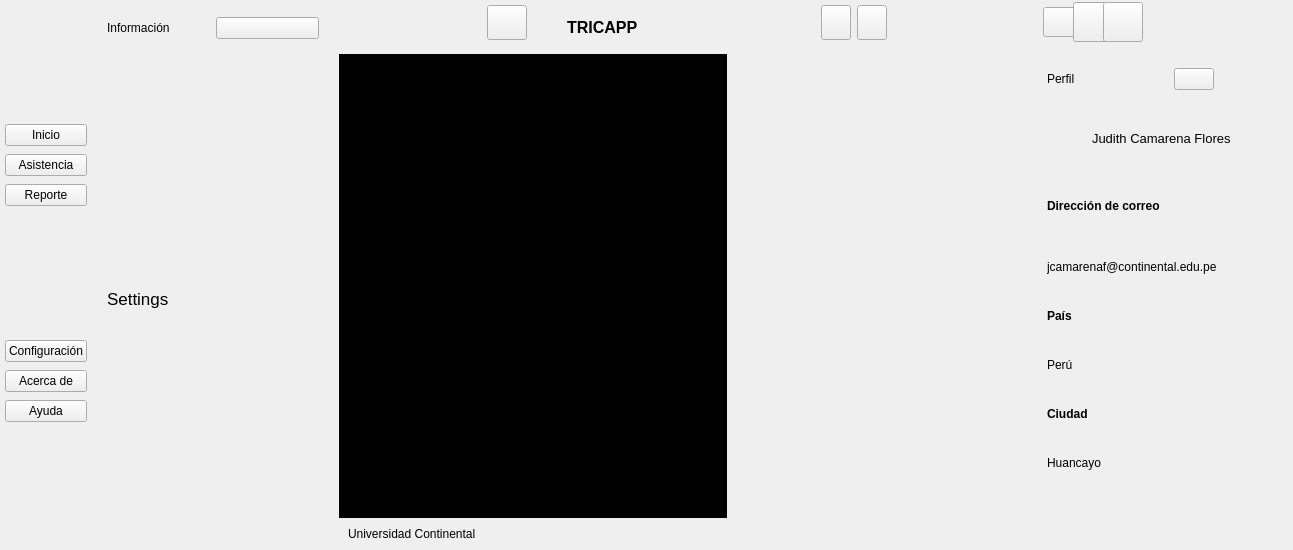
Old version of the form ui_files/UI_MainWindow.ui in the repository JosueDanielGarciaBetancourt/AsistenciaAutomaticaLectorBarras.
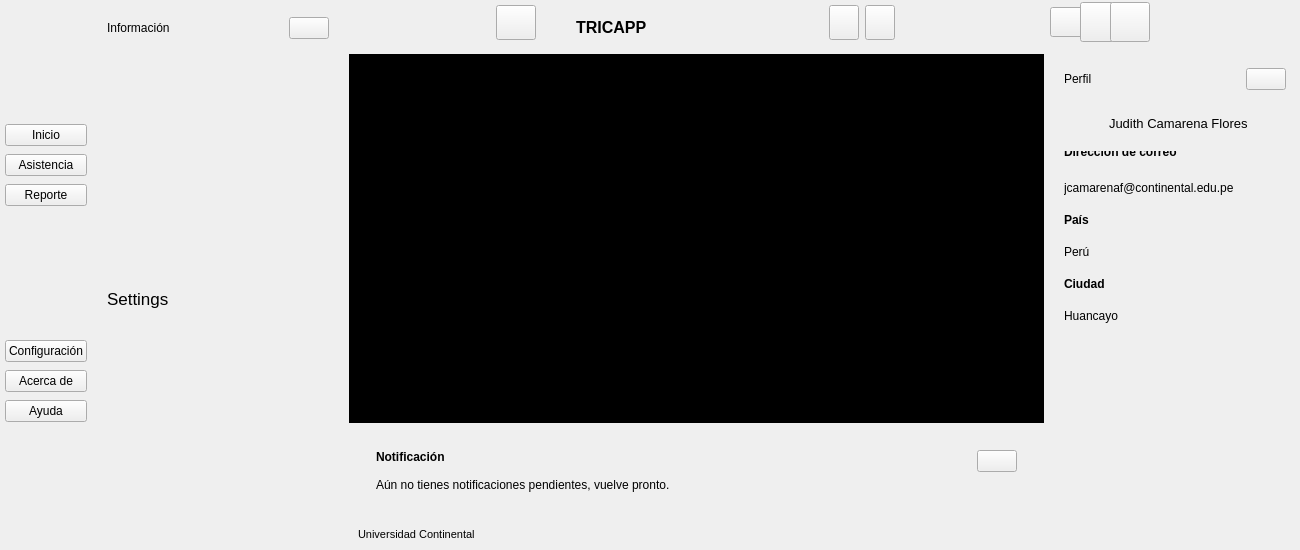
New version of the form. The open tabs and pages were chosen to show the change. Icons and pictures are not drawn.

```diff
--- a/ui_files/UI_MainWindow.ui
+++ b/ui_files/UI_MainWindow.ui
@@ -6,7 +6,7 @@
    <rect>
     <x>0</x>
     <y>0</y>
-    <width>1293</width>
+    <width>1300</width>
     <height>550</height>
    </rect>
   </property>
@@ -25,7 +25,7 @@
   <property name="maximumSize">
    <size>
     <width>1300</width>
-    <height>660</height>
+    <height>551</height>
    </size>
   </property>
   <property name="windowTitle">
@@ -458,7 +458,7 @@
                </property>
               </widget>
              </item>
-             <item>
+             <item alignment="Qt::AlignRight">
               <widget class="QPushButton" name="btnCloseMoreMenu">
                <property name="cursor">
                 <cursorShape>PointingHandCursor</cursorShape>
@@ -1050,14 +1050,53 @@
                  <height>0</height>
                 </size>
                </property>
+               <property name="maximumSize">
+                <size>
+                 <width>16777215</width>
+                 <height>16777215</height>
+                </size>
+               </property>
                <property name="styleSheet">
                 <string notr="true"/>
                </property>
                <property name="currentIndex">
-                <number>1</number>
+                <number>0</number>
                </property>
                <widget class="QWidget" name="page_6">
-                <layout class="QHBoxLayout" name="horizontalLayout_14">
+                <layout class="QVBoxLayout" name="verticalLayout_30">
+                 <property name="spacing">
+                  <number>0</number>
+                 </property>
+                 <property name="leftMargin">
+                  <number>0</number>
+                 </property>
+                 <property name="topMargin">
+                  <number>0</number>
+                 </property>
+                 <property name="rightMargin">
+                  <number>0</number>
+                 </property>
+                 <property name="bottomMargin">
+                  <number>0</number>
+                 </property>
+                 <item>
+                  <widget class="QWidget" name="widgetCursosWolf" native="true">
+                   <property name="minimumSize">
+                    <size>
+                     <width>0</width>
+                     <height>0</height>
+                    </size>
+                   </property>
+                   <property name="maximumSize">
+                    <size>
+                     <width>16777215</width>
+                     <height>16777215</height>
+                    </size>
+                   </property>
+                   <property name="styleSheet">
+                    <string notr="true">background-color: rgb(0, 0, 0);</string>
+                   </property>
+                   <layout class="QHBoxLayout" name="horizontalLayout_11">
                  <property name="spacing">
                   <number>0</number>
                  </property>
@@ -1078,14 +1117,20 @@
                    <property name="minimumSize">
                     <size>
                      <width>200</width>
-                     <height>100</height>
+                        <height>0</height>
+                       </size>
+                      </property>
+                      <property name="maximumSize">
+                       <size>
+                        <width>16777215</width>
+                        <height>16777215</height>
                     </size>
                    </property>
                    <property name="styleSheet">
                     <string notr="true">background-color: black;</string>
                    </property>
                    <layout class="QGridLayout" name="gridLayout">
-                    <item row="0" column="0">
+                       <item row="1" column="0">
                      <widget class="QLabel" name="lblSaludoInicio">
                       <property name="font">
                        <font>
@@ -1101,14 +1146,14 @@
                       </property>
                      </widget>
                     </item>
-                    <item row="1" column="0">
+                       <item row="2" column="0">
                      <widget class="QLabel" name="label_10">
                       <property name="text">
                        <string>Curso 1</string>
                       </property>
                      </widget>
                     </item>
-                    <item row="1" column="1">
+                       <item row="2" column="1">
                      <widget class="QLabel" name="label_17">
                       <property name="text">
                        <string>Curso 2</string>
@@ -1118,18 +1163,18 @@
                    </layout>
                   </widget>
                  </item>
-                 <item>
+                    <item alignment="Qt::AlignRight|Qt::AlignBottom">
                   <widget class="QLabel" name="imgWolf">
                    <property name="minimumSize">
                     <size>
                      <width>200</width>
-                     <height>100</height>
+                        <height>0</height>
                     </size>
                    </property>
                    <property name="maximumSize">
                     <size>
                      <width>300</width>
-                     <height>1080</height>
+                        <height>450</height>
                     </size>
                    </property>
                    <property name="text">
@@ -1148,6 +1193,9 @@
                  </item>
                 </layout>
                </widget>
+                 </item>
+                </layout>
+               </widget>
                <widget class="QWidget" name="page_7">
                 <layout class="QVBoxLayout" name="verticalLayout_19">
                  <property name="spacing">
@@ -1358,13 +1406,13 @@
                          </property>
                          <property name="sizeHint" stdset="0">
                           <size>
-                           <width>150</width>
+                           <width>100</width>
                            <height>20</height>
                           </size>
                          </property>
                         </spacer>
                        </item>
-                       <item>
+                       <item alignment="Qt::AlignLeft">
                         <widget class="QFrame" name="frame_14">
                          <property name="minimumSize">
                           <size>
@@ -1381,7 +1429,7 @@
                          <property name="frameShape">
                           <enum>QFrame::NoFrame</enum>
                          </property>
-                         <layout class="QGridLayout" name="gridLayout_3">
+                         <layout class="QHBoxLayout" name="horizontalLayout_2">
                           <property name="leftMargin">
                            <number>0</number>
                           </property>
@@ -1394,14 +1442,36 @@
                           <property name="bottomMargin">
                            <number>0</number>
                           </property>
-                          <property name="horizontalSpacing">
-                           <number>15</number>
-                          </property>
-                          <item row="0" column="1">
+                          <item>
+                           <widget class="QLabel" name="labelAsistioDNI">
+                            <property name="minimumSize">
+                             <size>
+                              <width>130</width>
+                              <height>0</height>
+                             </size>
+                            </property>
+                            <property name="font">
+                             <font>
+                              <pointsize>10</pointsize>
+                              <bold>true</bold>
+                             </font>
+                            </property>
+                            <property name="styleSheet">
+                             <string notr="true">color: rgb(104, 199, 107)</string>
+                            </property>
+                            <property name="text">
+                             <string>Asistencia por DNI:</string>
+                            </property>
+                            <property name="margin">
+                             <number>0</number>
+                            </property>
+                           </widget>
+                          </item>
+                          <item>
                            <widget class="QLineEdit" name="lineEditDNI">
                             <property name="minimumSize">
                              <size>
-                              <width>150</width>
+                              <width>90</width>
                               <height>0</height>
                              </size>
                             </property>
@@ -1470,31 +1540,6 @@
                             </property>
                            </widget>
                           </item>
-                          <item row="0" column="0">
-                           <widget class="QLabel" name="labelAsistioDNI">
-                            <property name="minimumSize">
-                             <size>
-                              <width>130</width>
-                              <height>0</height>
-                             </size>
-                            </property>
-                            <property name="font">
-                             <font>
-                              <pointsize>10</pointsize>
-                              <bold>true</bold>
-                             </font>
-                            </property>
-                            <property name="styleSheet">
-                             <string notr="true">color: rgb(104, 199, 107)</string>
-                            </property>
-                            <property name="text">
-                             <string>Asistencia por DNI:</string>
-                            </property>
-                            <property name="margin">
-                             <number>0</number>
-                            </property>
-                           </widget>
-                          </item>
                          </layout>
                         </widget>
                        </item>
@@ -1588,9 +1633,6 @@
                      </widget>
                     </item>
                     <item>
-                     <widget class="QWidget" name="popupNotificationContainer" native="true">
-                      <layout class="QVBoxLayout" name="verticalLayout_17">
-                       <item>
                         <widget class="QTableWidget" name="tablaTomarAsistencia">
                          <property name="enabled">
                           <bool>true</bool>
@@ -1803,32 +1845,50 @@
                          </item>
                         </widget>
                        </item>
-                       <item alignment="Qt::AlignVCenter">
+                   </layout>
+                   <zorder>tablaTomarAsistencia</zorder>
+                   <zorder>frame_12</zorder>
+                   <zorder>labelRegistrado</zorder>
+                   <zorder>frame_13</zorder>
+                  </widget>
+                 </item>
+                </layout>
+               </widget>
+               <widget class="QWidget" name="page_8">
+                <layout class="QHBoxLayout" name="horizontalLayout_17">
+                 <item>
+                  <widget class="QLabel" name="label_12">
+                   <property name="font">
+                    <font>
+                     <pointsize>13</pointsize>
+                    </font>
+                   </property>
+                   <property name="text">
+                    <string>Reporte</string>
+                   </property>
+                  </widget>
+                 </item>
+                </layout>
+               </widget>
+              </widget>
+             </item>
+             <item>
+              <widget class="QWidget" name="popupNotificationContainer" native="true">
+               <layout class="QVBoxLayout" name="verticalLayout_17">
+                <item>
                         <widget class="QWidget" name="popupNotificationSubContainer" native="true">
                          <property name="enabled">
                           <bool>true</bool>
                          </property>
                          <layout class="QVBoxLayout" name="verticalLayout_18">
-                          <item>
-                           <widget class="QLabel" name="label_14">
-                            <property name="font">
-                             <font>
-                              <bold>true</bold>
-                             </font>
-                            </property>
-                            <property name="text">
-                             <string>Notificación</string>
-                            </property>
-                           </widget>
-                          </item>
                           <item>
                            <widget class="QFrame" name="frame_9">
                             <property name="frameShape">
                              <enum>QFrame::NoFrame</enum>
                             </property>
-                            <layout class="QHBoxLayout" name="horizontalLayout_11">
-                             <item>
-                              <widget class="QLabel" name="label_13">
+                     <layout class="QGridLayout" name="gridLayout_2">
+                      <item row="1" column="0" alignment="Qt::AlignBottom">
+                       <widget class="QLabel" name="labelMsgNotification">
                                <property name="sizePolicy">
                                 <sizepolicy hsizetype="Expanding" vsizetype="Preferred">
                                  <horstretch>0</horstretch>
@@ -1836,11 +1896,23 @@
                                 </sizepolicy>
                                </property>
                                <property name="text">
-                                <string>Mensaje</string>
+                         <string>Aún no tienes notificaciones pendientes, vuelve pronto. </string>
                                </property>
                               </widget>
                              </item>
-                             <item>
+                      <item row="0" column="0" alignment="Qt::AlignTop">
+                       <widget class="QLabel" name="labelTitleNotification">
+                        <property name="font">
+                         <font>
+                          <bold>true</bold>
+                         </font>
+                        </property>
+                        <property name="text">
+                         <string>Notificación</string>
+                        </property>
+                       </widget>
+                      </item>
+                      <item row="0" column="1" alignment="Qt::AlignRight|Qt::AlignTop">
                               <widget class="QPushButton" name="btnCloseNotification">
                                <property name="cursor">
                                 <cursorShape>PointingHandCursor</cursorShape>
@@ -1875,30 +1947,7 @@
                    </layout>
                   </widget>
                  </item>
-                </layout>
-               </widget>
-               <widget class="QWidget" name="page_8">
-                <layout class="QHBoxLayout" name="horizontalLayout_17">
                  <item>
-                  <widget class="QLabel" name="label_12">
-                   <property name="font">
-                    <font>
-                     <pointsize>13</pointsize>
-                    </font>
-                   </property>
-                   <property name="text">
-                    <string>Reporte</string>
-                   </property>
-                  </widget>
-                 </item>
-                </layout>
-               </widget>
-              </widget>
-             </item>
-            </layout>
-           </widget>
-          </item>
-          <item alignment="Qt::AlignRight">
            <widget class="QWidget" name="rightMenuContainer" native="true">
             <property name="minimumSize">
              <size>
@@ -1922,11 +1971,11 @@
              <property name="bottomMargin">
               <number>0</number>
              </property>
-             <item>
+             <item alignment="Qt::AlignRight">
               <widget class="QWidget" name="rightMenuSubContainer" native="true">
                <property name="minimumSize">
                 <size>
-                 <width>260</width>
+                 <width>250</width>
                  <height>0</height>
                 </size>
                </property>
@@ -1954,10 +2003,16 @@
                 </property>
                 <item>
                  <widget class="QFrame" name="frame_8">
+                  <property name="minimumSize">
+                   <size>
+                    <width>180</width>
+                    <height>40</height>
+                   </size>
+                  </property>
                   <property name="maximumSize">
                    <size>
-                    <width>185</width>
-                    <height>16777215</height>
+                    <width>300</width>
+                    <height>40</height>
                    </size>
                   </property>
                   <property name="frameShape">
@@ -2009,7 +2064,7 @@
                   </layout>
                  </widget>
                 </item>
-                <item>
+                <item alignment="Qt::AlignTop">
                  <widget class="QStackedWidget" name="stackedWidget_2">
                   <widget class="QWidget" name="page_4">
                    <layout class="QVBoxLayout" name="verticalLayout_21">
@@ -2087,8 +2142,20 @@
                       </layout>
                      </widget>
                     </item>
-                    <item>
+                    <item alignment="Qt::AlignLeft|Qt::AlignTop">
                      <widget class="QWidget" name="widget_2" native="true">
+                      <property name="minimumSize">
+                       <size>
+                        <width>0</width>
+                        <height>200</height>
+                       </size>
+                      </property>
+                      <property name="maximumSize">
+                       <size>
+                        <width>16777215</width>
+                        <height>220</height>
+                       </size>
+                      </property>
                       <layout class="QVBoxLayout" name="verticalLayout_15">
                        <property name="spacing">
                         <number>0</number>
@@ -2110,7 +2177,7 @@
                          <property name="maximumSize">
                           <size>
                            <width>16777215</width>
-                           <height>30</height>
+                           <height>15</height>
                           </size>
                          </property>
                          <property name="font">
@@ -2260,6 +2327,11 @@
             <layout class="QHBoxLayout" name="horizontalLayout_13">
              <item>
               <widget class="QLabel" name="label_15">
+               <property name="font">
+                <font>
+                 <pointsize>8</pointsize>
+                </font>
+               </property>
                <property name="text">
                 <string>Universidad Continental</string>
                </property>
```
Lines whose indentation alone changed are shown as unchanged.
